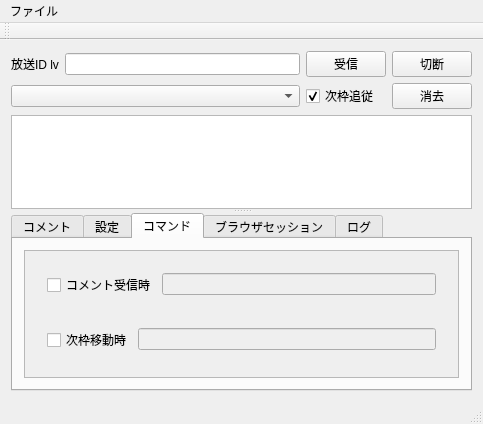
Above: ui/mainwindow.ui from diginatu/Viqo before the change. Below: the same form after it.
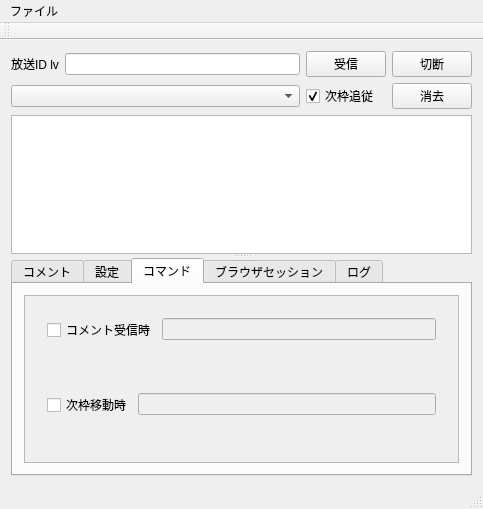
That is the form after the change. The open tabs and pages were chosen to show the change.

Diff of the .ui file:
```diff
--- a/ui/mainwindow.ui
+++ b/ui/mainwindow.ui
@@ -7,7 +7,7 @@
     <x>0</x>
     <y>0</y>
     <width>483</width>
-    <height>424</height>
+    <height>509</height>
    </rect>
   </property>
   <property name="sizePolicy">
@@ -331,7 +331,7 @@
               <x>0</x>
               <y>0</y>
               <width>441</width>
-              <height>131</height>
+              <height>165</height>
              </rect>
             </property>
             <layout class="QVBoxLayout" name="verticalLayout_2">
```
Left out of the diff: 2 changed lines with no effect on the pictures.
